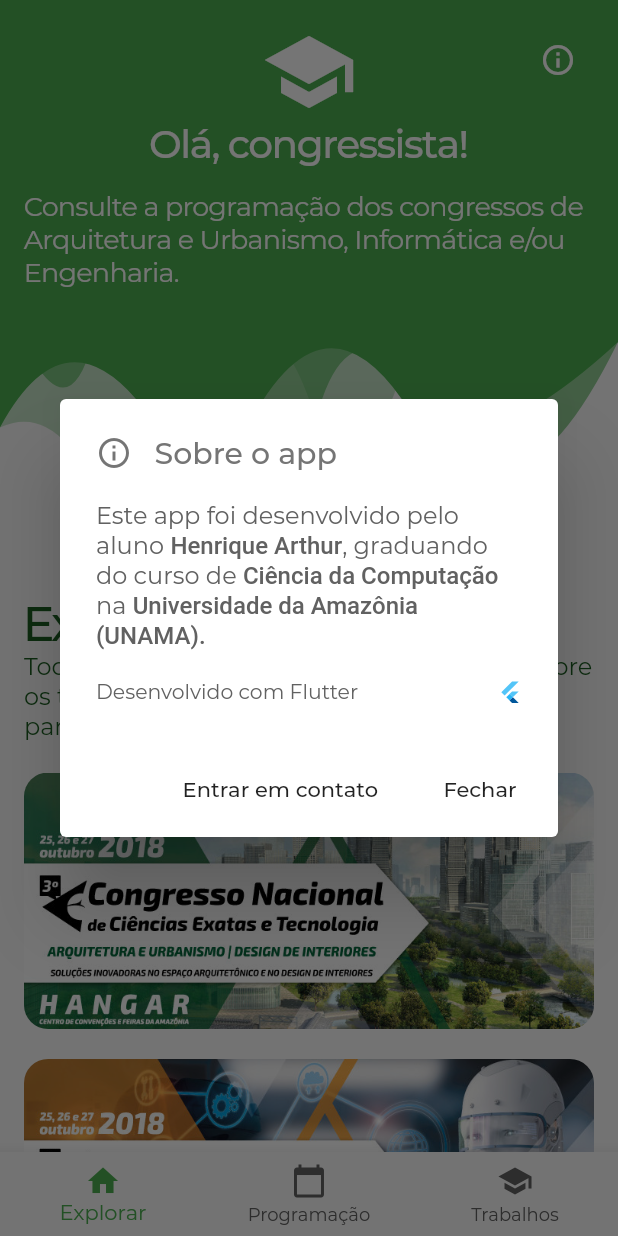
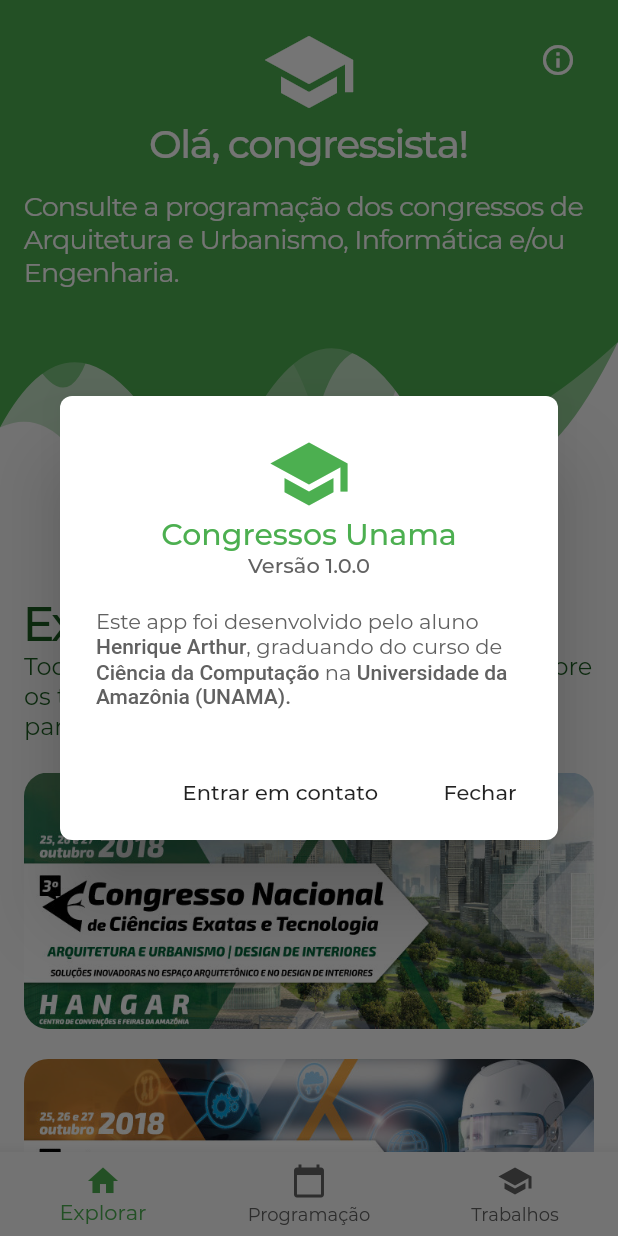
Before and after one commit to henriquearthur/congresso-unama, a Flutter app: the screen it shows after launch, after a tap on the "info outline" icon, on a phone screen of 412 x 824 dp. Run offline on Flutter 3.47's test engine with Material 2 defaults, Android fonts, the phone set to English and light mode, and no system bars; our stand-ins replace bloc, cached_network_image, cloud_firestore, equatable, flutter_bloc, package_info and 2 more; accounts and stored records are empty; statements that could not run were skipped.

Commit message:
UI fixes on Main Screen and Author Dialog

```diff
--- a/lib/navigation/destination/destination_view.dart
+++ b/lib/navigation/destination/destination_view.dart
@@ -3,7 +3,9 @@
 import 'package:congresso_unama/navigation/navigators/main_screen_navigator.dart';
 import 'package:congresso_unama/navigation/navigators/schedule_screen_navigator.dart';
 import 'package:congresso_unama/navigation/navigators/undergrads_screen_navigator.dart';
+import 'package:congresso_unama/ui/theme/styles.dart';
 import 'package:flutter/material.dart';
+import 'package:flutter/services.dart';
 
 class DestinationView extends StatefulWidget {
   const DestinationView({Key key, this.destination, this.navigatorKey})
--- a/lib/ui/screens/main_screen/components/author_info_dialog.dart
+++ b/lib/ui/screens/main_screen/components/author_info_dialog.dart
@@ -1,8 +1,16 @@
 import 'package:congresso_unama/ui/theme/styles.dart';
 import 'package:flutter/material.dart';
+import 'package:package_info/package_info.dart';
 import 'package:url_launcher/url_launcher.dart';
 
-class AuthorInfoDialog extends StatelessWidget {
+class AuthorInfoDialog extends StatefulWidget {
+  @override
+  _AuthorInfoDialogState createState() => _AuthorInfoDialogState();
+}
+
+class _AuthorInfoDialogState extends State<AuthorInfoDialog> {
+  Future<String> _appVersion;
+
   _launchMailTo() async {
     const url =
         'mailto:eu@henriquearthur.com.br?subject=Aplicativo%20Congresso%20Unama';
@@ -17,20 +25,50 @@
     Navigator.of(context).pop();
   }
 
+  Future<String> _getAppVersion() async {
+    PackageInfo packageInfo = await PackageInfo.fromPlatform();
+    return packageInfo.version;
+  }
+
+  @override
+  void initState() {
+    super.initState();
+
+    _appVersion = _getAppVersion();
+  }
+
   @override
   Widget build(BuildContext context) {
     return AlertDialog(
-      title: Row(
+      shape: RoundedRectangleBorder(
+          borderRadius: BorderRadius.all(Radius.circular(8.0))),
+      title: Column(
         children: <Widget>[
           Icon(
-            Icons.info_outline,
-            color: Styles.dialogTitleColor,
+            Icons.school,
+            color: Styles.primaryColor,
+            size: 56.0,
           ),
-          SizedBox(width: 15.0),
           Text(
-            "Sobre o app",
-            style: TextStyle(color: Styles.dialogTitleColor),
+            "Congressos Unama",
+            style: TextStyle(color: Styles.primaryColor),
           ),
+          FutureBuilder(
+            future: _appVersion,
+            builder: (BuildContext context, AsyncSnapshot<String> snapshot) {
+              if (snapshot.hasData) {
+                return Text(
+                  "Versão ${snapshot.data}",
+                  style: Styles.dialogContentText,
+                );
+              } else {
+                return Text(
+                  "Versão -",
+                  style: Styles.dialogContentText,
+                );
+              }
+            },
+          )
         ],
       ),
       content: Column(
@@ -55,21 +93,6 @@
               ],
             ),
           ),
-          SizedBox(height: 20),
-          Row(
-            mainAxisAlignment: MainAxisAlignment.spaceBetween,
-            children: <Widget>[
-              Text(
-                "Desenvolvido com Flutter",
-                style: Styles.dialogContentText.apply(fontSizeFactor: 0.85),
-              ),
-              SizedBox(
-                width: 16,
-                height: 16,
-                child: FlutterLogo(),
-              ),
-            ],
-          )
         ],
       ),
       actions: [
--- a/lib/ui/screens/main_screen/main_default_screen.dart
+++ b/lib/ui/screens/main_screen/main_default_screen.dart
@@ -9,6 +9,13 @@
   @override
   Widget build(BuildContext context) {
     return Scaffold(
+      appBar: PreferredSize(
+        preferredSize: Size.fromHeight(0.0),
+        child: AppBar(
+          backgroundColor: Styles.primaryColor,
+          elevation: 0.0,
+        ),
+      ),
       body: ScrollConfiguration(
         behavior: ScrollNoGlowBehavior(),
         child: ListView(
--- a/lib/ui/theme/styles.dart
+++ b/lib/ui/theme/styles.dart
@@ -60,7 +60,7 @@
 
   static TextStyle dialogContentText = TextStyle(
     fontFamily: Styles.primaryFontFamily,
-    fontSize: 16.0,
+    fontSize: 14.0,
     color: Colors.grey[700],
   );
 }
--- a/pubspec.yaml
+++ b/pubspec.yaml
@@ -35,6 +35,7 @@
   flutter_bloc: ^0.20.1
   equatable: ^0.4.0
   url_launcher: ^5.1.2
+  package_info: ^0.4.0+6
 
 dev_dependencies:
   flutter_test:
```
Also changed, not shown: pubspec.lock.
